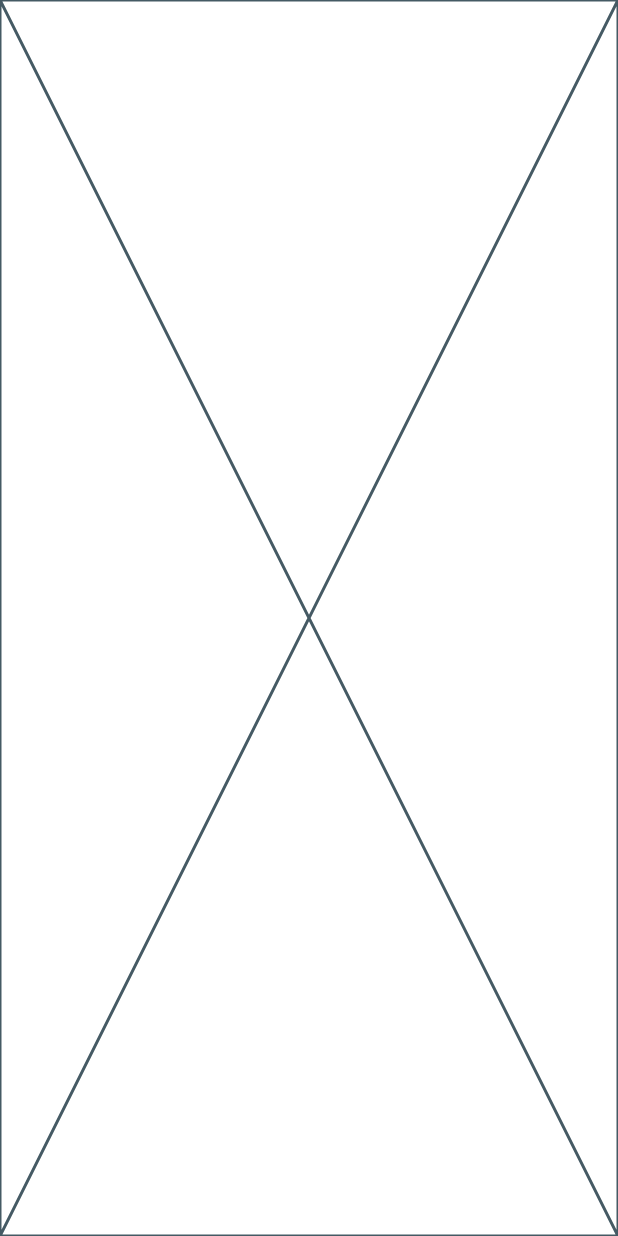
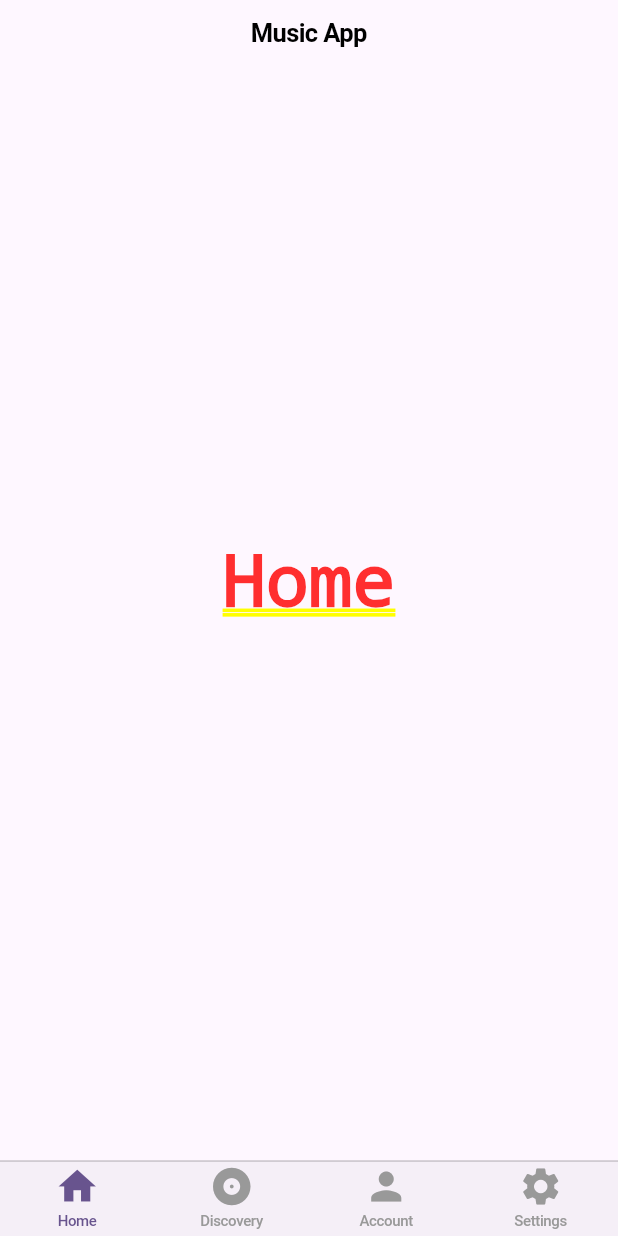
Before and after one commit to Vietokeman/Music_app, a Flutter app: the screen it shows after launch, on a phone screen of 412 x 824 dp. Run offline on Flutter 3.47's test engine with Material 3 defaults, Android fonts, the phone set to English and light mode, and no system bars.

Commit message:
design layout for music app

```diff
--- a/lib/data/repository/repository.dart
+++ b/lib/data/repository/repository.dart
@@ -6,8 +6,7 @@ abstract interface class Repository {
   Future<List<Song>?> loadData();
 }
 
-class DefaultRepository implements Repository{
-
+class DefaultRepository implements Repository {
   final _localDataSource = LocalDataSource();
   final _remoteDataSource = RemoteDataSource();
   @override
@@ -24,6 +23,5 @@ class DefaultRepository implements Repository{
     }
 
     return songs;
-    }
-
   }
+}
--- a/lib/main.dart
+++ b/lib/main.dart
@@ -1,27 +1,4 @@
 import 'package:flutter/material.dart';
-import 'package:music_app/data/repository/repository.dart';
+import 'ui/home/home.dart';
 
-void main() async{
-  WidgetsFlutterBinding.ensureInitialized();
-  var repository = DefaultRepository();
-  var songs = await repository.loadData();
-  if(songs != null){
-    for(var song in songs){
-      debugPrint(song.toString());
-
-    }
-
-  }
-  runApp(const MusicApp());
-}
-
-class MusicApp extends StatelessWidget {
-  const MusicApp({super.key});
-
-  @override
-  Widget build(BuildContext context) {
-    return const Placeholder();
-  }
-}
-
-// Ctrl Alt L => format code
+void main() => runApp(const HomeApp());
--- /dev/null
+++ b/lib/ui/discovery/discovery.dart
@@ -0,0 +1,10 @@
+import 'package:flutter/material.dart';
+
+class DiscoveryTab extends StatelessWidget {
+  const DiscoveryTab({super.key});
+
+  @override
+  Widget build(BuildContext context) {
+    return const Scaffold(body: Center(child: Text('Discovery Tab')));
+  }
+}
--- /dev/null
+++ b/lib/ui/home/home.dart
@@ -0,0 +1,70 @@
+import 'package:flutter/cupertino.dart';
+import 'package:flutter/material.dart';
+
+class HomeApp extends StatelessWidget {
+  const HomeApp({super.key});
+
+  @override
+  Widget build(BuildContext context) {
+    return MaterialApp(
+      title: 'Music App',
+      theme: ThemeData(
+        colorScheme: ColorScheme.fromSeed(seedColor: Colors.deepPurple),
+        useMaterial3: true,
+      ),
+      home: const MusicHomePage(),
+    );
+  }
+}
+
+class MusicHomePage extends StatefulWidget {
+  const MusicHomePage({super.key});
+
+  @override
+  State<MusicHomePage> createState() => _MusicHomePageState();
+}
+
+class _MusicHomePageState extends State<MusicHomePage> {
+  final List<Widget> _tabs = [
+    const Center(child: Text('Home')),
+    const Center(child: Text('Discovery')),
+    const Center(child: Text('Account')),
+    const Center(child: Text('Settings')),
+  ];
+
+  @override
+  Widget build(BuildContext context) {
+    return CupertinoPageScaffold(
+      navigationBar: const CupertinoNavigationBar(middle: Text('Music App')),
+      child: CupertinoTabScaffold(
+        tabBar: CupertinoTabBar(
+          backgroundColor: Theme.of(context).colorScheme.onInverseSurface,
+          items: const [
+            BottomNavigationBarItem(icon: Icon(Icons.home), label: 'Home'),
+            BottomNavigationBarItem(
+              icon: Icon(Icons.album),
+              label: 'Discovery',
+            ),
+            BottomNavigationBarItem(icon: Icon(Icons.person), label: 'Account'),
+            BottomNavigationBarItem(
+              icon: Icon(Icons.settings),
+              label: 'Settings',
+            ),
+          ],
+        ),
+        tabBuilder: (BuildContext context, int index) {
+          return _tabs[index];
+        },
+      ), // CupertinoTabScaffold
+    );
+  }
+}
+
+class HomeTab extends StatelessWidget {
+  const HomeTab({super.key});
+
+  @override
+  Widget build(BuildContext context) {
+    return const Scaffold(body: Center(child: Text('Home Tab')));
+  }
+}
```
Also changed, not shown: lib/ui/settings/settings.dart (added, +9 -0 lines), lib/ui/user/user.dart (added, +9 -0 lines).
